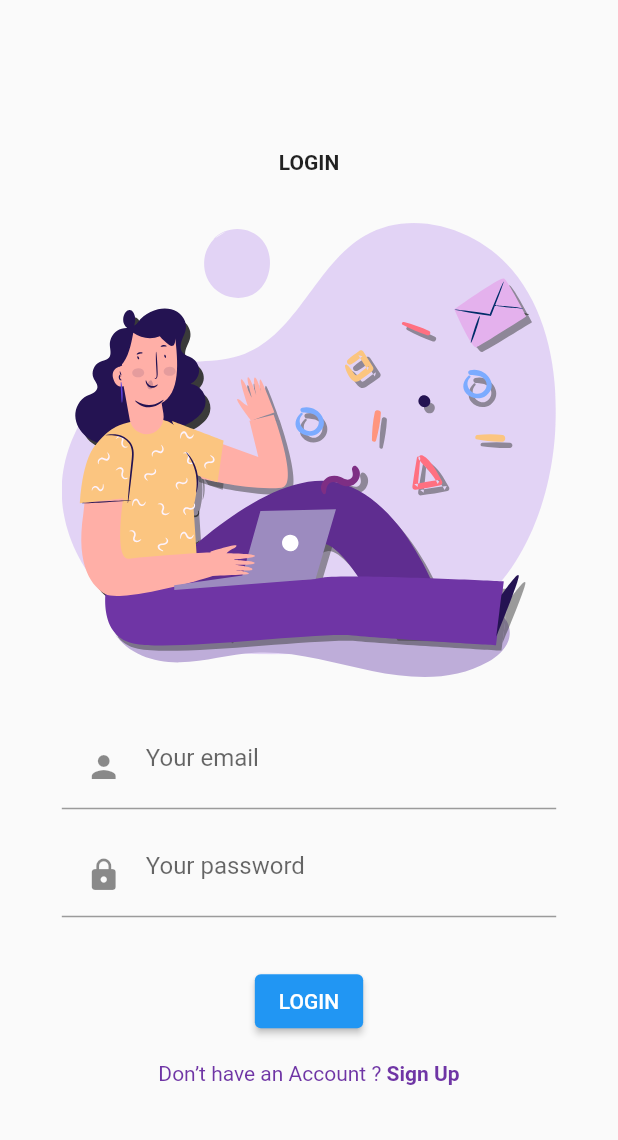
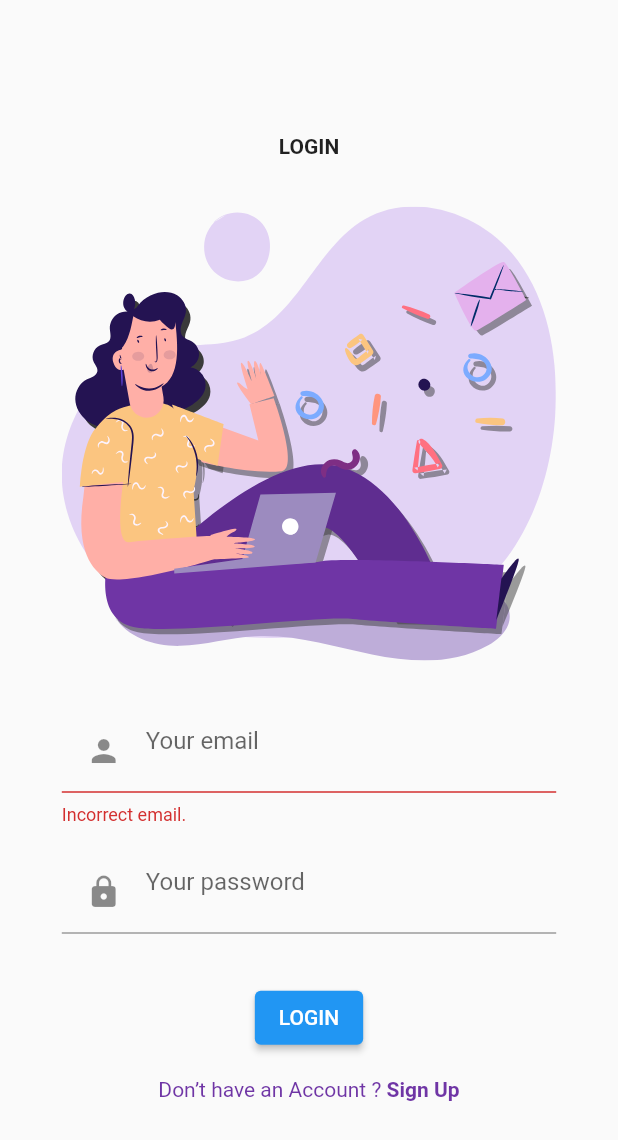
Before and after one commit to 4everMani/quiz_app, a Flutter app: the Login widget shown alone on an empty page, opened directly, after a tap on "LOGIN", on a phone screen of 412 x 824 dp. Shown: the top 1140 px of the screen. Run offline on Flutter 3.47's test engine with Material 2 defaults, Android fonts, the phone set to English and light mode, and no system bars; our stand-ins replace bloc, equatable, flutter_bloc, flutter_svg, simple_icons; network calls fail.

Commit message:
signup and login complted

```diff
--- a/lib/blocs/auth/bloc/auth_event.dart
+++ b/lib/blocs/auth/bloc/auth_event.dart
@@ -17,6 +17,12 @@ class SignUpEvent extends AuthEvent {
 
 class LoadAuthScreenEvent extends AuthEvent {}
 
-class LogInEvent extends AuthEvent {}
+class LogInEvent extends AuthEvent {
+  final User user;
+  const LogInEvent(this.user);
+
+  @override
+  List<Object> get props => [user];
+}
 
 class LogoutEvent extends AuthEvent {}
--- a/lib/blocs/auth/bloc/auth_state.dart
+++ b/lib/blocs/auth/bloc/auth_state.dart
@@ -9,8 +9,21 @@ abstract class AuthState extends Equatable {
 
 class LoadAuthScreenState extends AuthState {}
 
-class LoggedInState extends AuthState {}
+class LoggedInState extends AuthState {
+  final User user;
+  const LoggedInState(this.user);
+
+  @override
+  List<Object> get props => [user];
+}
 
 class LogOutState extends AuthState {}
 
-class PopWelcomeScreenState extends AuthState {}
+class AuthErrorState extends AuthState {
+  final String message;
+  final String statusCode;
+  const AuthErrorState(this.message, this.statusCode);
+
+  @override
+  List<Object> get props => [message, statusCode];
+}
--- a/lib/models/user.dart
+++ b/lib/models/user.dart
@@ -5,6 +5,12 @@ class User {
   String email;
   String password;
   String? imageUrl;
+  String? mobileNo;
 
-  User({this.name, required this.email, required this.password, this.imageUrl});
+  User(
+      {this.name,
+      required this.email,
+      required this.password,
+      this.imageUrl,
+      this.mobileNo});
 }
--- a/lib/widgets/login/login.dart
+++ b/lib/widgets/login/login.dart
@@ -16,13 +16,13 @@ class Login extends StatelessWidget {
         children: <Widget>[
           const LoginTopImage(),
           Row(
-            children: const [
-              Spacer(),
+            children: [
+              const Spacer(),
               Expanded(
                 flex: 8,
                 child: LoginForm(),
               ),
-              Spacer(),
+              const Spacer(),
             ],
           ),
         ],
--- a/lib/widgets/login/login_form.dart
+++ b/lib/widgets/login/login_form.dart
@@ -1,25 +1,45 @@
 import 'package:flutter/material.dart';
+import 'package:flutter_bloc/flutter_bloc.dart';
 import '../../../constants.dart';
+import '../../blocs/auth/bloc/auth_bloc.dart';
+import '../../models/user.dart';
 import '../../screens/welcome/already_have_an_account.dart';
 import '../signup/signup.dart';
 
 class LoginForm extends StatelessWidget {
-  const LoginForm({
+  LoginForm({
     Key? key,
   }) : super(key: key);
 
+  final GlobalKey<FormState> _formKey = GlobalKey();
+
+  final email = TextEditingController();
+
+  final password = TextEditingController();
+
+  void startLoginProcess(BuildContext context) {
+    if (!_formKey.currentState!.validate()) {
+      return;
+    }
+    final user = User(email: email.text, password: password.text);
+    final authContext = BlocProvider.of<AuthBloc>(context);
+    authContext.add(LogInEvent(user));
+  }
+
   @override
   Widget build(BuildContext context) {
+    final authBloc = BlocProvider.of<AuthBloc>(context);
     return Form(
+      key: _formKey,
       child: Column(
         children: [
           TextFormField(
             keyboardType: TextInputType.emailAddress,
-            textInputAction: TextInputAction.next,
+            controller: email,
+            textInputAction: TextInputAction.done,
             cursorColor: kPrimaryColor,
-            onSaved: (email) {},
             validator: ((value) {
-              if (value == null || value.contains('@')) {
+              if (value == null || !value.contains('@')) {
                 return 'Incorrect email.';
               }
               return null;
@@ -36,12 +56,13 @@ class LoginForm extends StatelessWidget {
             padding: const EdgeInsets.symmetric(vertical: defaultPadding),
             child: TextFormField(
               textInputAction: TextInputAction.done,
+              controller: password,
               obscureText: true,
               cursorColor: kPrimaryColor,
               decoration: const InputDecoration(
                 hintText: "Your password",
                 prefixIcon: Padding(
-                  padding: const EdgeInsets.all(defaultPadding),
+                  padding: EdgeInsets.all(defaultPadding),
                   child: Icon(Icons.lock),
                 ),
               ),
@@ -51,7 +72,9 @@ class LoginForm extends StatelessWidget {
           Hero(
             tag: "login_btn",
             child: ElevatedButton(
-              onPressed: () {},
+              onPressed: () {
+                startLoginProcess(context);
+              },
               child: Text(
                 "Login".toUpperCase(),
               ),
@@ -63,9 +86,10 @@ class LoginForm extends StatelessWidget {
               Navigator.push(
                 context,
                 MaterialPageRoute(
-                  builder: (context) {
-                    return SignUp();
-                  },
+                  builder: (context) => BlocProvider.value(
+                    value: authBloc,
+                    child: const SignUp(),
+                  ),
                 ),
               );
             },
```
Also changed, not shown: lib/blocs/auth/bloc/auth_bloc.dart (+18 -6 lines), lib/main.dart (+10 -2 lines), lib/repos/auth_repository.dart (+71 -3 lines), lib/widgets/error-display.dart (added, +36 -0 lines), lib/widgets/signup/signup_form.dart (+5 -3 lines).
